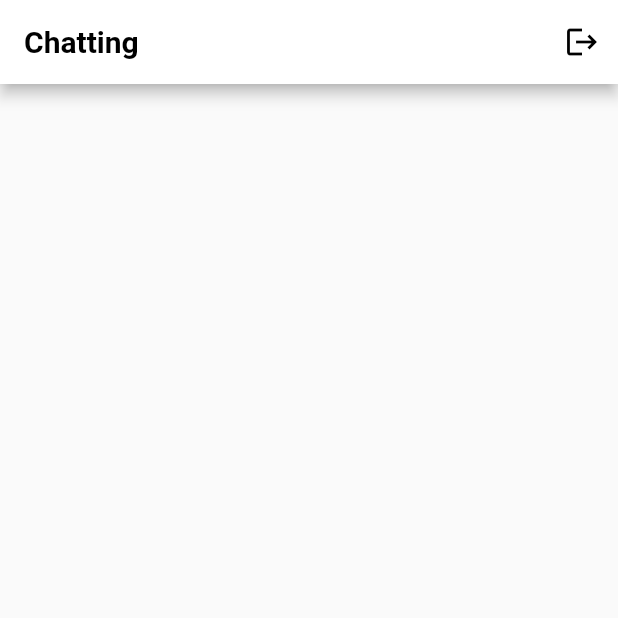
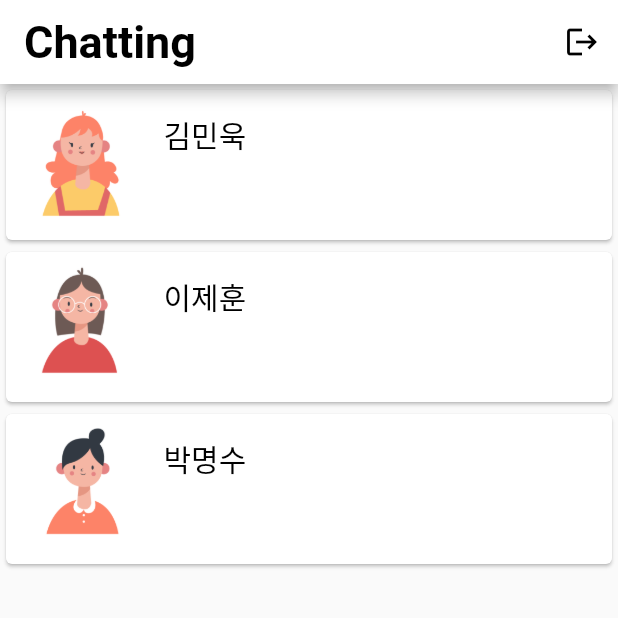
Before and after one commit to yongjaelim/emo_chat_mobile, a Flutter app: the ChattingListView screen opened directly, on a phone screen of 412 x 824 dp, the top half of it. Run offline on Flutter 3.47's test engine with Material 2 defaults, Android fonts, the phone set to English and light mode, and no system bars; our stand-ins replace flutter_native_splash, permission_handler.

Commit message:
changed widget type for the chatting list for future implementation and added some UI structures for the chatting list

```diff
--- a/lib/ui/chatting_list/chatting_list_view.dart
+++ b/lib/ui/chatting_list/chatting_list_view.dart
@@ -1,19 +1,34 @@
+import 'package:emo_chat_mobile/main.dart';
+import 'package:flutter/cupertino.dart';
 import 'package:flutter/material.dart';
 
-class ChattingListView extends StatelessWidget {
+class ChattingListView extends StatefulWidget {
   const ChattingListView({Key? key}) : super(key: key);
 
   @override
+  State<ChattingListView> createState() => _ChattingListViewState();
+}
+
+class _ChattingListViewState extends State<ChattingListView> {
+  @override
   Widget build(BuildContext context) {
-    var userList = ['김파수', '이파수', '박파수'];
-    var userProfilePics = ['assets/images/1.png', 'assets/images/2.png', 'assets/images/3.png'];
+    var userList = ['김민욱', '이제훈', '박명수'];
+    var userProfilePics = [
+      'assets/images/1.png',
+      'assets/images/2.png',
+      'assets/images/3.png'
+    ];
     return Scaffold(
       appBar: AppBar(
         automaticallyImplyLeading: false,
         centerTitle: false,
         title: const Text(
           'Chatting',
-          style: TextStyle(color: Colors.black, fontWeight: FontWeight.bold),
+          style: TextStyle(
+            color: Colors.black,
+            fontWeight: FontWeight.bold,
+            fontSize: 30
+          ),
         ),
         backgroundColor: Colors.white,
         actions: [
@@ -43,13 +58,53 @@ class ChattingListView extends StatelessWidget {
                 },
               );
             },
-            icon: const Icon(
-              Icons.logout
-            ),
+            icon: const Icon(Icons.logout),
             color: Colors.black,
           ),
         ],
       ),
+      body: ListView.builder(
+        itemCount: userList.length,
+        itemBuilder: (context, index) {
+          return InkWell(
+            onTap: () {
+              Navigator.push(
+                  context,
+                  CupertinoPageRoute(
+                      builder: (context) =>
+                          const MyHomePage(title: "Chatting Test View")));
+            },
+            child: Card(
+              child: Row(
+                children: [
+                  SizedBox(
+                    width: 100,
+                    height: 100,
+                    child: Image.asset(userProfilePics[index]),
+                  ),
+                  Padding(
+                    padding: const EdgeInsets.all(5),
+                    child: Column(
+                      children: [
+                        Text(
+                          userList[index],
+                          style: const TextStyle(
+                              fontSize: 20,
+                              fontWeight: FontWeight.w100,
+                              color: Colors.black),
+                        ),
+                        const SizedBox(
+                          height: 40,
+                        )
+                      ],
+                    ),
+                  )
+                ],
+              ),
+            ),
+          );
+        },
+      ),
     );
   }
 }
```
